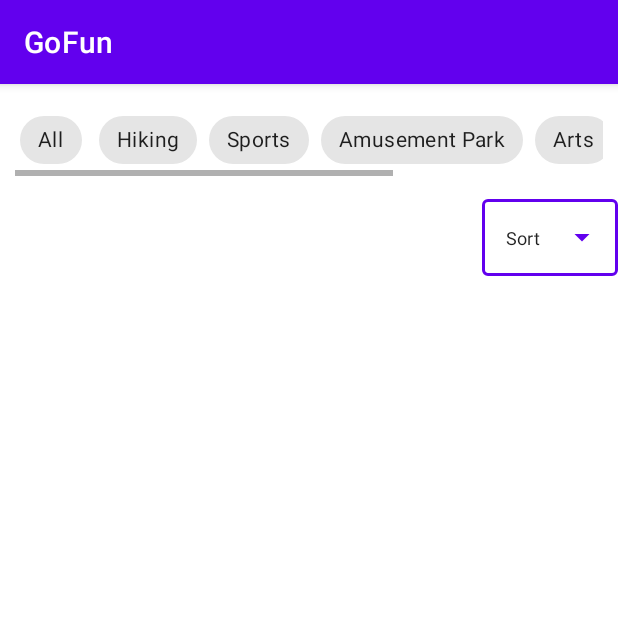
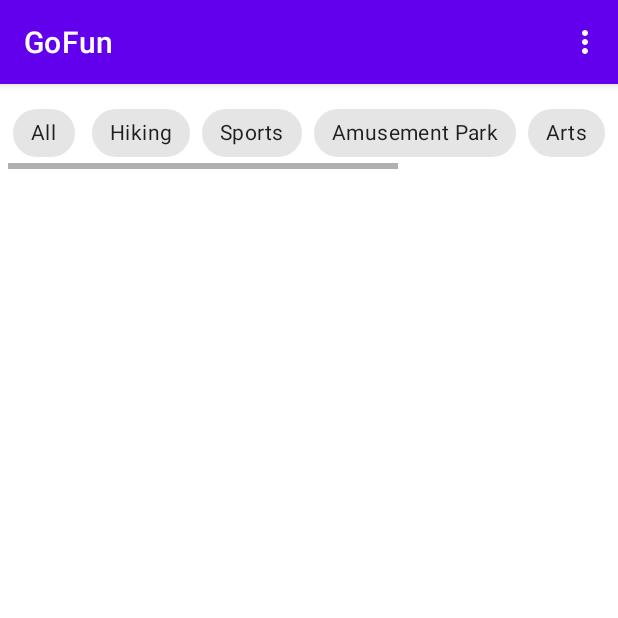
Before and after one commit to niejiayi1998/GoFun, an Android app: the SearchDisplayActivity screen opened directly, with no data from a screen before it, on a phone screen of 412 x 824 dp, the top half of it. Run offline under Robolectric (Android 15) with nearby library versions, the phone set to English and light mode, and no system bars; our stand-ins replace Firebase (no records; nobody signed in at launch, a user with empty details on screens opened directly), Picasso.

Commit message:
update location class

```diff
--- a/app/src/main/res/layout/activity_search_display.xml
+++ b/app/src/main/res/layout/activity_search_display.xml
@@ -13,7 +13,7 @@
         android:layout_height="wrap_content"
         app:layout_constraintTop_toTopOf="parent"
         android:layout_marginTop="3dp"
-        android:padding="10dp">
+        android:padding="5dp">
 
         <com.google.android.material.chip.ChipGroup
             android:layout_width="wrap_content"
@@ -67,29 +67,12 @@
 
     </HorizontalScrollView>
 
-    <com.google.android.material.textfield.TextInputLayout
-        style="@style/Widget.MaterialComponents.TextInputLayout.OutlinedBox.ExposedDropdownMenu"
-        android:id="@+id/dropdown_menu"
-        android:layout_width="wrap_content"
-        android:layout_height="wrap_content"
-        app:layout_constraintTop_toBottomOf="@+id/scrollView"
-        app:layout_constraintEnd_toEndOf="parent">
-
-        <AutoCompleteTextView
-            android:layout_width="match_parent"
-            android:layout_height="match_parent"
-            android:inputType="none"
-            android:textSize="12sp"
-            android:text="Sort"/>
-
-    </com.google.android.material.textfield.TextInputLayout>
-
     <androidx.recyclerview.widget.RecyclerView
         android:id="@+id/rv_locations"
         android:layout_width="match_parent"
         android:layout_height="wrap_content"
         android:layout_marginTop="5dp"
-        app:layout_constraintTop_toBottomOf="@+id/dropdown_menu"/>
+        app:layout_constraintTop_toBottomOf="@+id/scrollView"/>
 
 
 </androidx.constraintlayout.widget.ConstraintLayout>
--- a/app/src/main/res/layout/location_card_item.xml
+++ b/app/src/main/res/layout/location_card_item.xml
@@ -16,6 +16,7 @@
 
         <ImageView
             android:id="@+id/locationImage"
+            android:layout_marginTop="7dp"
             android:layout_width="140dp"
             android:layout_height="115dp"
             android:layout_gravity="center"
--- /dev/null
+++ b/app/src/main/res/menu/sort_menu.xml
@@ -0,0 +1,13 @@
+<?xml version="1.0" encoding="utf-8"?>
+<menu xmlns:app="http://schemas.android.com/apk/res-auto"
+    xmlns:android="http://schemas.android.com/apk/res/android">
+    <item
+        android:id="@+id/menu_recom"
+        android:title="Recommended" />
+    <item
+        android:id="@+id/menu_dist"
+        android:title="Closest" />
+    <item
+        android:id="@+id/menu_like"
+        android:title="Most Liked" />
+</menu>
```
Also changed, not shown: app/src/main/java/edu/neu/madcourse/numad22su_team11/Model/Location.java (+21 -1 lines), app/src/main/java/edu/neu/madcourse/numad22su_team11/SearchDisplayActivity.java (+37 -0 lines).
